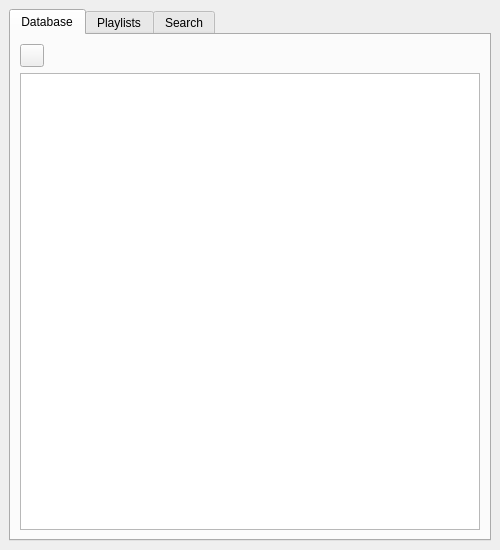
Before: the Qt Designer form qygmy/ui/browser.ui in tsufeki/qygmy, drawn with Qt 5.
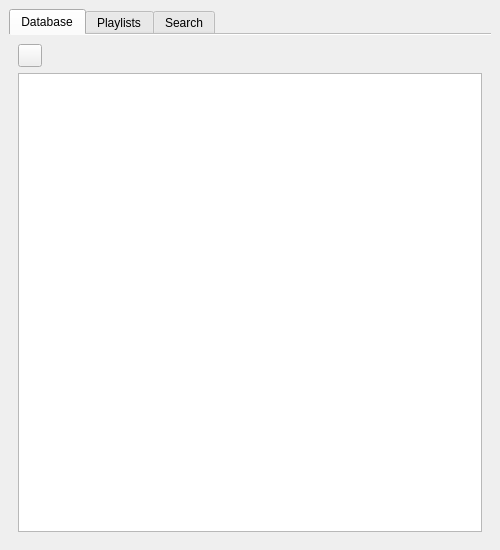
After: the same form once the commit is applied. Custom widgets are drawn as their Qt base class.

Patch:
```diff
--- a/qygmy/ui/browser.ui
+++ b/qygmy/ui/browser.ui
@@ -26,6 +26,9 @@
       <property name="currentIndex">
        <number>0</number>
       </property>
+      <property name="documentMode">
+       <bool>true</bool>
+      </property>
       <widget class="QWidget" name="database_tab">
        <property name="sizePolicy">
         <sizepolicy hsizetype="Expanding" vsizetype="Expanding">
@@ -97,7 +100,7 @@
            <bool>true</bool>
           </property>
           <property name="wordWrap">
-           <bool>true</bool>
+           <bool>false</bool>
           </property>
           <property name="headerHidden">
            <bool>true</bool>
@@ -105,6 +108,9 @@
           <property name="expandsOnDoubleClick">
            <bool>false</bool>
           </property>
+          <attribute name="headerVisible">
+           <bool>false</bool>
+          </attribute>
           <attribute name="headerMinimumSectionSize">
            <number>0</number>
           </attribute>
```
Left out of the diff: 42 changed lines with no effect on the pictures.
